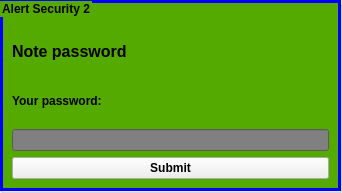
This is getpassword.ui in Bie-NHD/C-note-taking-app as Qt 5 draws it before an edit. The edited form follows.
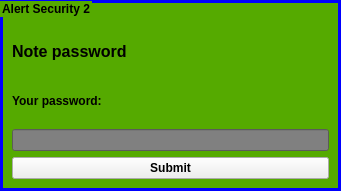
This is the edited form.

Patch:
```diff
--- a/getpassword.ui
+++ b/getpassword.ui
@@ -6,8 +6,8 @@
    <rect>
     <x>0</x>
     <y>0</y>
-    <width>342</width>
-    <height>193</height>
+    <width>341</width>
+    <height>191</height>
    </rect>
   </property>
   <property name="windowTitle">
```
Left out of the diff: 11 changed lines with no effect on the pictures.
